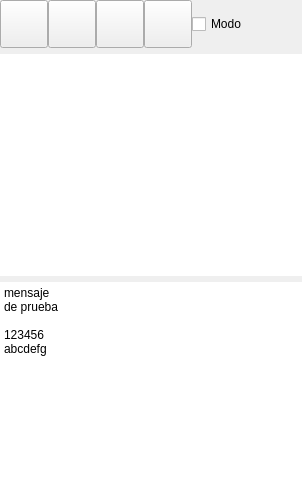
Qt form bulmages/bulmatpv/plugins/pluginbt_ticketivaincluido/mticketivaincbase.ui (eboladev/Bulmages-1) before a commit.
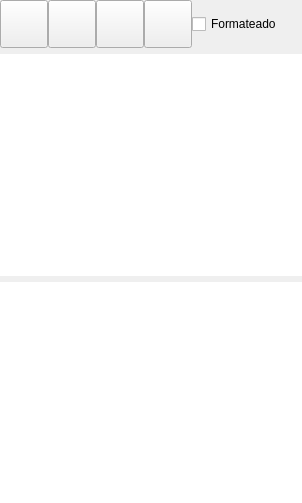
The same form after that commit. Icons and pictures are not drawn.

Diff of the .ui file:
```diff
--- a/bulmages/bulmatpv/plugins/pluginbt_ticketivaincluido/mticketivaincbase.ui
+++ b/bulmages/bulmatpv/plugins/pluginbt_ticketivaincluido/mticketivaincbase.ui
@@ -215,7 +215,7 @@
       <item>
        <widget class="QCheckBox" name="checkBox">
         <property name="text">
-         <string>Modo</string>
+         <string>Formateado</string>
         </property>
        </widget>
       </item>
@@ -260,11 +260,7 @@
       <enum>QFrame::Plain</enum>
      </property>
      <property name="plainText">
-      <string>mensaje
-de prueba
-
-123456
-abcdefg</string>
+      <string/>
      </property>
     </widget>
    </item>
```
